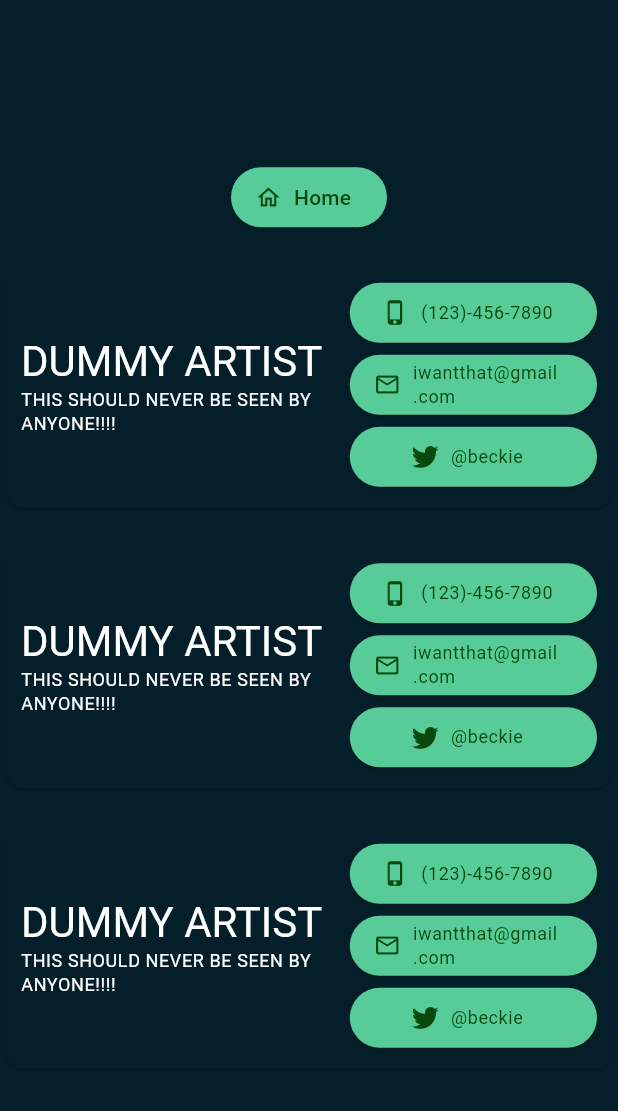
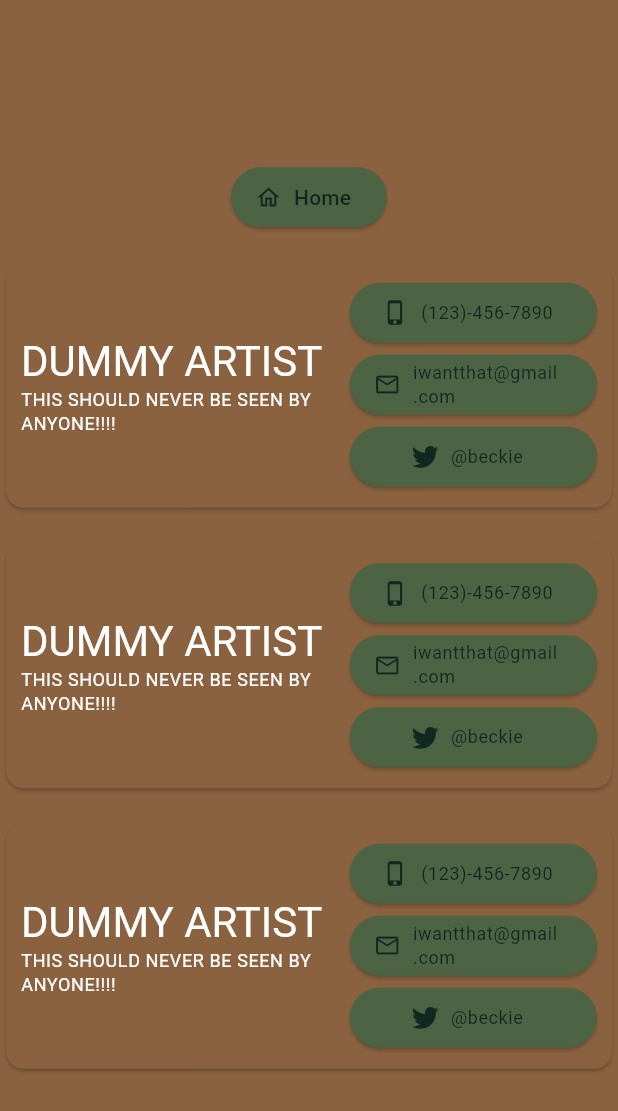
Before and after one commit to mehulgoel873/IWantThat, a Flutter app: the screen it shows once a user with an empty profile is signed in, after a tap on "Find an Artist", on a phone screen of 412 x 824 dp. Shown: the top 1111 px of the screen. Run offline on Flutter 3.47's test engine with Material 3 defaults, Android fonts, the phone set to English and light mode, and no system bars; our stand-ins replace cloud_firestore, cloud_functions, firebase_auth, firebase_core, firebase_storage, firebase_vertexai and 2 more; missing offline and left inert: firebase_ui_auth; accounts and stored records are empty; generated files the repository leaves out were written again.

Commit message:
fixed color scheme

```diff
--- a/flutter_app/lib/artist.dart
+++ b/flutter_app/lib/artist.dart
@@ -1,5 +1,6 @@
 import 'package:cloud_firestore/cloud_firestore.dart';
 import 'package:flutter/material.dart';
+import 'package:flutter_app/main.dart';
 import 'package:font_awesome_flutter/font_awesome_flutter.dart';
 
 class Artist {
@@ -41,11 +42,11 @@ class Artist {
       if (phone != null) "phone": phone,
       if (email != null) "email": email,
       if (twitter != null) "twitter": twitter,
-      if (profileImageUrl != null) "profileImageUrl": profileImageUrl, // Add this line
+      if (profileImageUrl != null)
+        "profileImageUrl": profileImageUrl, // Add this line
     };
   }
 }
-
 
 class ArtistCard extends StatelessWidget {
   const ArtistCard({
@@ -97,7 +98,7 @@ class ArtistCard extends StatelessWidget {
                                 child: Icon(Icons.phone_iphone_outlined)),
                             label: Text(artist.phone!,
                                 style: theme.textTheme.bodySmall!
-                                    .copyWith(color: Color(0xFF084A0E)))),
+                                    .copyWith(color: buttonForegroundColor))),
                       ),
                       SizedBox(
                         width: double.infinity,
@@ -110,7 +111,7 @@ class ArtistCard extends StatelessWidget {
                                 child: Icon(Icons.mail_outlined)),
                             label: Text(artist.email!,
                                 style: theme.textTheme.bodySmall!
-                                    .copyWith(color: Color(0xFF084A0E)))),
+                                    .copyWith(color: buttonForegroundColor))),
                       ),
                       SizedBox(
                         width: double.infinity,
@@ -124,7 +125,7 @@ class ArtistCard extends StatelessWidget {
                             label: Text(
                                 artist.twitter!, //TODO: FIX ALL NULL CHECKS
                                 style: theme.textTheme.bodySmall!
-                                    .copyWith(color: Color(0xFF084A0E)))),
+                                    .copyWith(color: buttonForegroundColor))),
                       ),
                     ],
                   )),
--- a/flutter_app/lib/main.dart
+++ b/flutter_app/lib/main.dart
@@ -18,8 +18,13 @@ import 'auth_gate.dart';
 import 'artist_info_page.dart';
 // import 'package:firebase_app_check/firebase_app_check.dart';
 
-var buttonStyle = ElevatedButton.styleFrom(
-    foregroundColor: Color(0xFF084A0E), backgroundColor: Color(0xFF57CC99));
+var buttonForegroundColor = Color(0xFF102820);
+var elevatedStyle = ElevatedButton.styleFrom(
+    foregroundColor: buttonForegroundColor, backgroundColor: Color(0xFF4C6444));
+// var buttonForegroundColor = Color(0xFF084A0E);
+// var elevatedStyle = ElevatedButton.styleFrom(
+//     foregroundColor: buttonForegroundColor, backgroundColor: Color(0xFF57CC99));
+var iconStyle = ElevatedButton.styleFrom(foregroundColor: Color(0xFF3E2514));
 
 void main() async {
   WidgetsFlutterBinding.ensureInitialized();
@@ -70,19 +75,24 @@ class MyApp extends StatelessWidget {
       child: MaterialApp(
         title: 'I Want That',
         theme: ThemeData(
-          useMaterial3: true,
-          // colorScheme: ColorScheme.fromSeed(
-          // seedColor: Colors.green, brightness: Brightness.dark),
-          colorScheme: ColorScheme.fromSwatch(
-            primarySwatch: MaterialColor(0xFF22577A, _blueMap),
-            accentColor: Color(0xFF57CC99),
-            errorColor: Color(0xFFD83030),
-            cardColor: Color(0xFF041F2A),
-            backgroundColor: Colors.black,
-            brightness: Brightness.dark,
-          ),
-          elevatedButtonTheme: ElevatedButtonThemeData(style: buttonStyle),
-        ),
+            useMaterial3: true,
+            // colorScheme: ColorScheme.fromSwatch(
+            //   primarySwatch: MaterialColor(0xFF22577A, _blueMap),
+            //   accentColor: Color(0xFF57CC99),
+            //   errorColor: Color(0xFFD83030),
+            //   cardColor: Color(0xFF041F2A),
+            //   backgroundColor: Colors.black,
+            //   brightness: Brightness.dark,
+            // ),
+            colorScheme: ColorScheme.fromSeed(
+                seedColor: Color(0xFF8A6240),
+                primary: Color(0xFF4D2D18),
+                secondary: Color(0xFF4C6444),
+                surface: Color(0xFF8A6240),
+                onSurface: Color(0xFF3E2514),
+                error: Color(0xFFE85F5C)),
+            elevatedButtonTheme: ElevatedButtonThemeData(style: elevatedStyle),
+            iconButtonTheme: IconButtonThemeData(style: iconStyle)),
         home: AuthGate(),
       ),
     );
@@ -210,7 +220,7 @@ class MyAppState extends ChangeNotifier {
 
   void pickImageFromCamera() async {
     final returnedImage = await ImagePicker().pickImage(
-        source: ImageSource.gallery); //TODO: Change ImageSource to Camera
+        source: ImageSource.camera); //TODO: Change ImageSource to Camera
     if (returnedImage != null) _selectedImage = File(returnedImage.path);
     print("Selected Image Done!");
     notifyListeners();
@@ -314,6 +324,7 @@ class MyAppState extends ChangeNotifier {
       "name": artist.name,
       "phone": artist.phone,
       "twitter": artist.twitter,
+      "profileImageUrl": "",
     };
 
     DocumentReference ref =
@@ -326,6 +337,7 @@ class MyAppState extends ChangeNotifier {
 
   Future<void> fetchArtistInfo() async {
     if (userDoc == null) return;
+    print("LOGGED AN ARTIST IN");
 
     DocumentReference ref =
         FirebaseFirestore.instance.collection("artists").doc(userDoc);
@@ -340,6 +352,8 @@ class MyAppState extends ChangeNotifier {
         twitter: snapshot['twitter'],
         profileImageUrl: snapshot['profileImageUrl'],
       );
+    } else {
+      artist = artists[0];
     }
     notifyListeners();
   }
```
